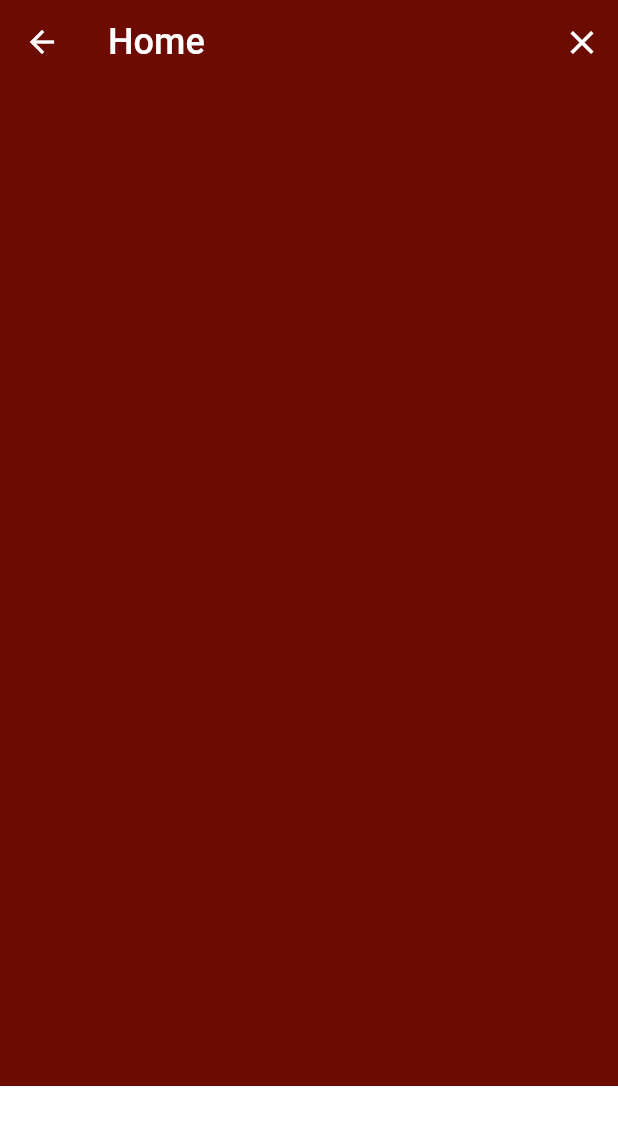
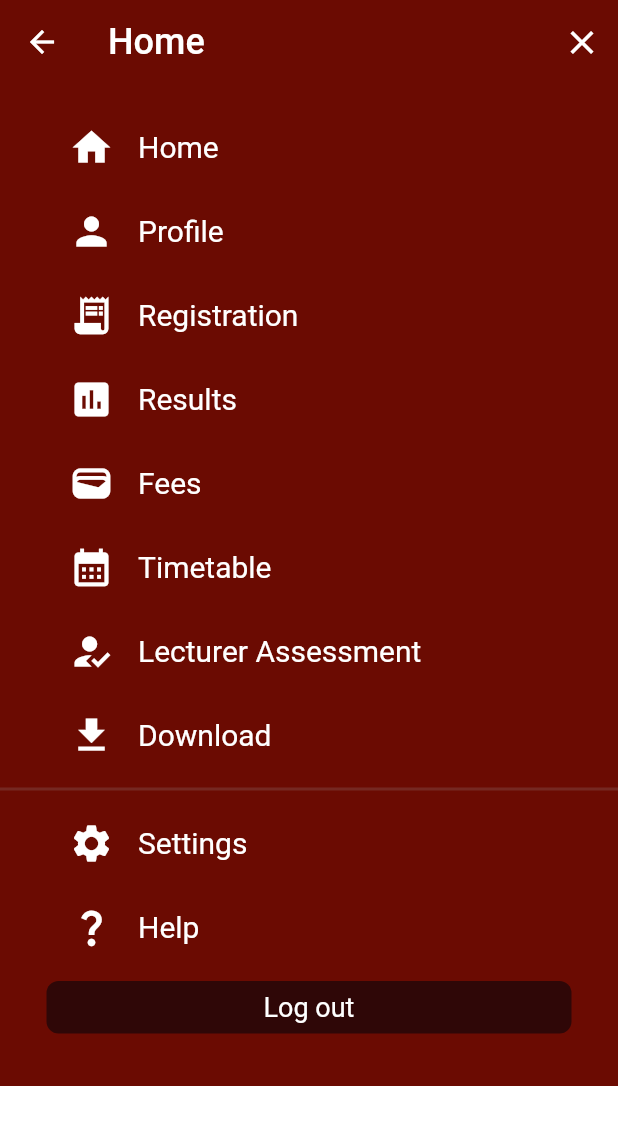
Before and after one commit to codewithdarkwa/new-aim-flutter, a Flutter app: the screen it shows after launch, after a tap on the "menu" icon, on a phone screen of 412 x 824 dp. Shown: the top 1125 px of the screen. Run offline on Flutter 3.47's test engine with Material 2 defaults, Android fonts, the phone set to English and light mode, and no system bars.

Commit message:
creating individual pages

```diff
--- a/lib/widgets/custom_list_tile.dart
+++ b/lib/widgets/custom_list_tile.dart
@@ -13,15 +13,24 @@ class CustomListTile extends StatelessWidget {
 
   @override
   Widget build(BuildContext context) {
-    return ListTile(
-        leading: Icon(icon, color: Colors.black),
-        title: Text(title),
+    return Padding(
+      padding: const EdgeInsets.only(left: 30),
+      child: ListTile(
+          leading: Icon(icon, color: Colors.white, size: 30),
+          title: Text(
+            title,
+            style: const TextStyle(
+              color: Colors.white,
+              fontSize: 20,
+            ),
+          ),
           onTap: () {
             Navigator.push(
               context,
               MaterialPageRoute(builder: (context) => page),
             );
           },
-        minLeadingWidth: 5);
+          minLeadingWidth: 5),
+    );
   }
 }
--- a/lib/widgets/top_drawer.dart
+++ b/lib/widgets/top_drawer.dart
@@ -1,6 +1,16 @@
 import 'package:flutter/material.dart';
 
+import '../pages/download.dart';
+import '../pages/fees.dart';
+import '../pages/help.dart';
+import '../pages/lecturer_assessment.dart';
+import '../pages/profile.dart';
+import '../pages/registration.dart';
+import '../pages/results.dart';
+import '../pages/setting.dart';
+import '../pages/timetable.dart';
 import '../screens/home.dart';
+import 'custom_list_tile.dart';
 
 class TopDrawer extends StatelessWidget {
   const TopDrawer({
@@ -38,10 +48,84 @@ class TopDrawer extends StatelessWidget {
         body: Container(
           height: screenHeight - 170,
           color: const Color(0xff6b0b02),
-        child: ListView(children: [
-          Column(),
-        ]),
+          child: Column(
+            children: [
+              const CustomListTile(
+                title: "Home",
+                icon: Icons.home,
+                page: Home(),
               ),
-    );
+              const CustomListTile(
+                title: "Profile",
+                icon: Icons.person,
+                page: Profile(),
+              ),
+              const CustomListTile(
+                title: "Registration",
+                icon: Icons.receipt_long,
+                page: Registration(),
+              ),
+              const CustomListTile(
+                title: "Results",
+                icon: Icons.insert_chart,
+                page: Results(),
+              ),
+              const CustomListTile(
+                title: "Fees",
+                icon: Icons.wallet,
+                page: Fees(),
+              ),
+              const CustomListTile(
+                title: "Timetable",
+                icon: Icons.calendar_month,
+                page: Timetable(),
+              ),
+              const CustomListTile(
+                title: "Lecturer Assessment",
+                icon: Icons.how_to_reg,
+                page: LecturerAssessment(),
+              ),
+              const CustomListTile(
+                title: "Download",
+                icon: Icons.download,
+                page: Download(),
+              ),
+              Divider(
+                thickness: 2,
+                color: Colors.grey.withOpacity(0.2),
+              ),
+              const CustomListTile(
+                title: "Settings",
+                icon: Icons.settings,
+                page: Setting(),
+              ),
+              const CustomListTile(
+                title: "Help",
+                icon: Icons.question_mark,
+                page: Help(),
+              ),
+              Padding(
+                padding: const EdgeInsets.symmetric(vertical: 8.0),
+                child: Container(
+                  width: 350,
+                  height: 35,
+                  decoration: BoxDecoration(
+                    color: const Color.fromARGB(255, 47, 7, 7),
+                    borderRadius: BorderRadius.circular(8),
+                  ),
+                  child: const Center(
+                    child: Text(
+                      'Log out',
+                      style: TextStyle(
+                        fontSize: 18,
+                        color: Colors.white,
+                      ),
+                    ),
+                  ),
+                ),
+              ),
+            ],
+          ),
+        ));
   }
 }
```
Also changed, not shown: lib/pages/download.dart (added, +40 -0 lines), lib/pages/help.dart (added, +40 -0 lines), lib/pages/lecturer_assessment.dart (added, +41 -0 lines), lib/pages/profile.dart (added, +40 -0 lines), lib/pages/registration.dart (added, +40 -0 lines), lib/pages/setting.dart (added, +40 -0 lines), lib/pages/timetable.dart (added, +40 -0 lines). Lines whose indentation alone changed are shown as unchanged.
